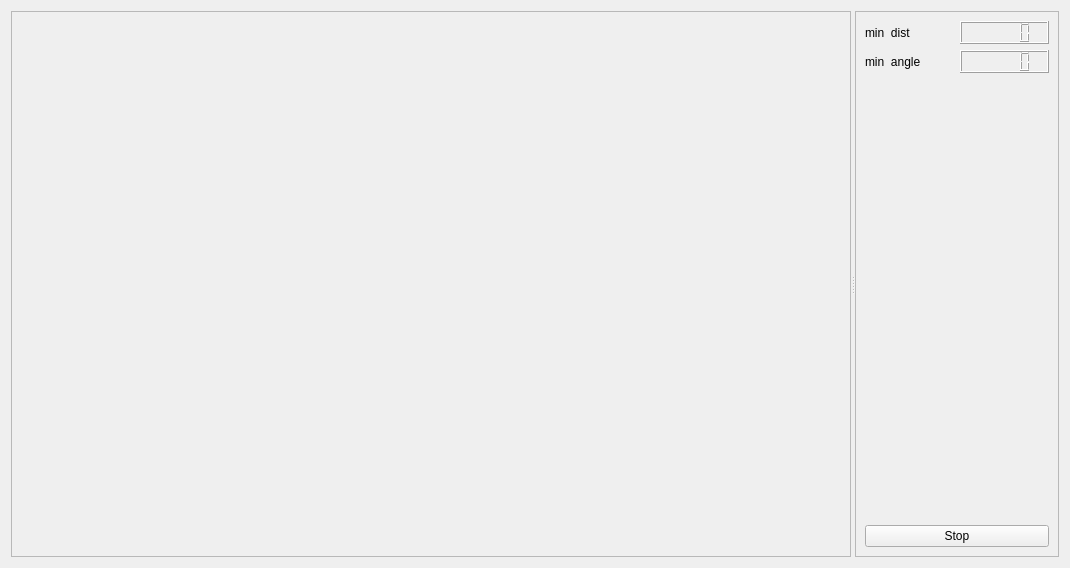
This is practica1/chocachoca/src/mainUI.ui in Cerrudoxx/grupo4 as Qt 5 draws it before an edit. The edited form follows.
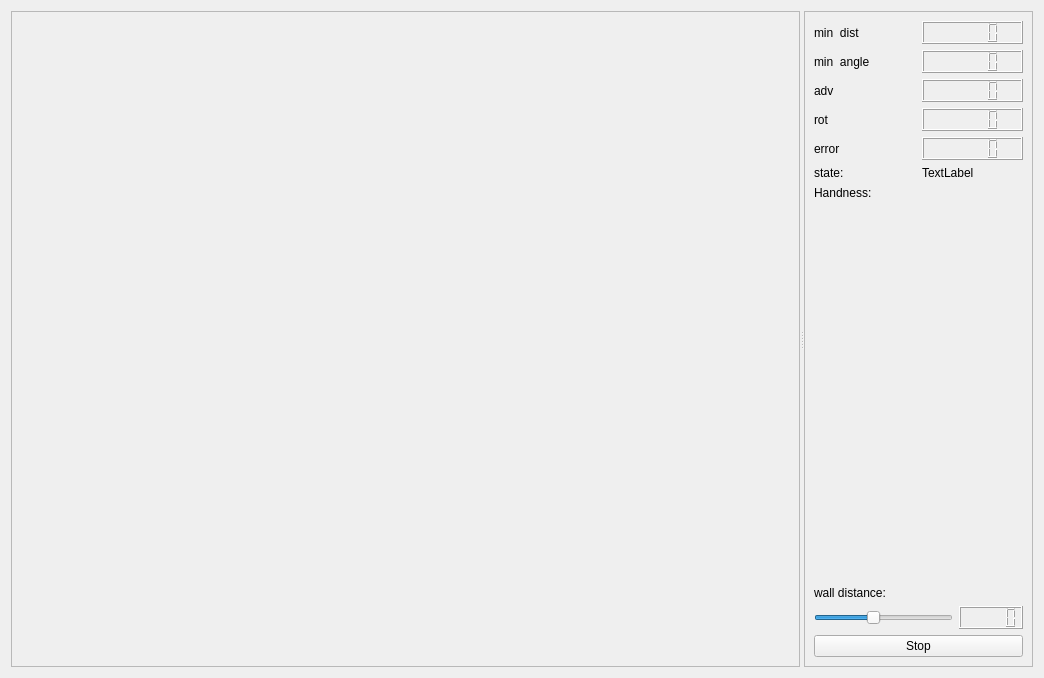
This is the edited form.

```diff
--- a/practica1/chocachoca/src/mainUI.ui
+++ b/practica1/chocachoca/src/mainUI.ui
@@ -6,14 +6,14 @@
    <rect>
     <x>0</x>
     <y>0</y>
-    <width>1070</width>
-    <height>568</height>
+    <width>1044</width>
+    <height>678</height>
    </rect>
   </property>
   <property name="windowTitle">
    <string>chocachoca</string>
   </property>
-  <layout class="QVBoxLayout" name="verticalLayout_4">
+  <layout class="QVBoxLayout" name="verticalLayout_3">
    <item>
     <widget class="QSplitter" name="splitter">
      <property name="orientation">
@@ -52,11 +52,9 @@
       <property name="frameShadow">
        <enum>QFrame::Raised</enum>
       </property>
-      <layout class="QVBoxLayout" name="verticalLayout_3">
+      <layout class="QVBoxLayout" name="verticalLayout_5">
        <item>
-        <layout class="QVBoxLayout" name="verticalLayout_2">
-         <item>
-          <layout class="QVBoxLayout" name="verticalLayout">
+        <layout class="QVBoxLayout" name="verticalLayout_4">
            <item>
             <layout class="QHBoxLayout" name="horizontalLayout_2">
              <item>
@@ -99,6 +97,82 @@
              </item>
             </layout>
            </item>
+         <item>
+          <layout class="QHBoxLayout" name="horizontalLayout_4">
+           <item>
+            <widget class="QLabel" name="label_4">
+             <property name="text">
+              <string>adv</string>
+             </property>
+            </widget>
+           </item>
+           <item>
+            <widget class="QLCDNumber" name="lcdNumber_adv"/>
+           </item>
+          </layout>
+         </item>
+         <item>
+          <layout class="QHBoxLayout" name="horizontalLayout_5">
+           <item>
+            <widget class="QLabel" name="label_5">
+             <property name="text">
+              <string>rot</string>
+             </property>
+            </widget>
+           </item>
+           <item>
+            <widget class="QLCDNumber" name="lcdNumber_rot"/>
+           </item>
+          </layout>
+         </item>
+         <item>
+          <layout class="QHBoxLayout" name="horizontalLayout_6">
+           <item>
+            <widget class="QLabel" name="label_3">
+             <property name="text">
+              <string>error</string>
+             </property>
+            </widget>
+           </item>
+           <item>
+            <widget class="QLCDNumber" name="lcdNumber_error"/>
+           </item>
+          </layout>
+         </item>
+         <item>
+          <layout class="QHBoxLayout" name="horizontalLayout">
+           <item>
+            <widget class="QLabel" name="label_state_name">
+             <property name="text">
+              <string>state:</string>
+             </property>
+            </widget>
+           </item>
+           <item>
+            <widget class="QLabel" name="label_state">
+             <property name="text">
+              <string>TextLabel</string>
+             </property>
+            </widget>
+           </item>
+          </layout>
+         </item>
+         <item>
+          <layout class="QHBoxLayout" name="horizontalLayout_8">
+           <item>
+            <widget class="QLabel" name="label_7">
+             <property name="text">
+              <string>Handness:</string>
+             </property>
+            </widget>
+           </item>
+           <item>
+            <widget class="QLabel" name="label_handness">
+             <property name="text">
+              <string/>
+             </property>
+            </widget>
+           </item>
           </layout>
          </item>
          <item>
@@ -115,7 +189,38 @@
           </spacer>
          </item>
          <item>
-          <widget class="QPushButton" name="pushButton">
+          <layout class="QVBoxLayout" name="verticalLayout">
+           <item>
+            <widget class="QLabel" name="label_8">
+             <property name="text">
+              <string>wall distance:</string>
+             </property>
+            </widget>
+           </item>
+           <item>
+            <layout class="QHBoxLayout" name="horizontalLayout_7">
+             <item>
+              <widget class="QSlider" name="horizontalSlider_wall_distance">
+               <property name="maximum">
+                <number>1000</number>
+               </property>
+               <property name="value">
+                <number>420</number>
+               </property>
+               <property name="orientation">
+                <enum>Qt::Horizontal</enum>
+               </property>
+              </widget>
+             </item>
+             <item>
+              <widget class="QLCDNumber" name="lcdNumber_wall_distance"/>
+             </item>
+            </layout>
+           </item>
+          </layout>
+         </item>
+         <item>
+          <widget class="QPushButton" name="pushButton_stop">
            <property name="text">
             <string>Stop</string>
            </property>
```
Lines whose indentation alone changed are shown as unchanged.
